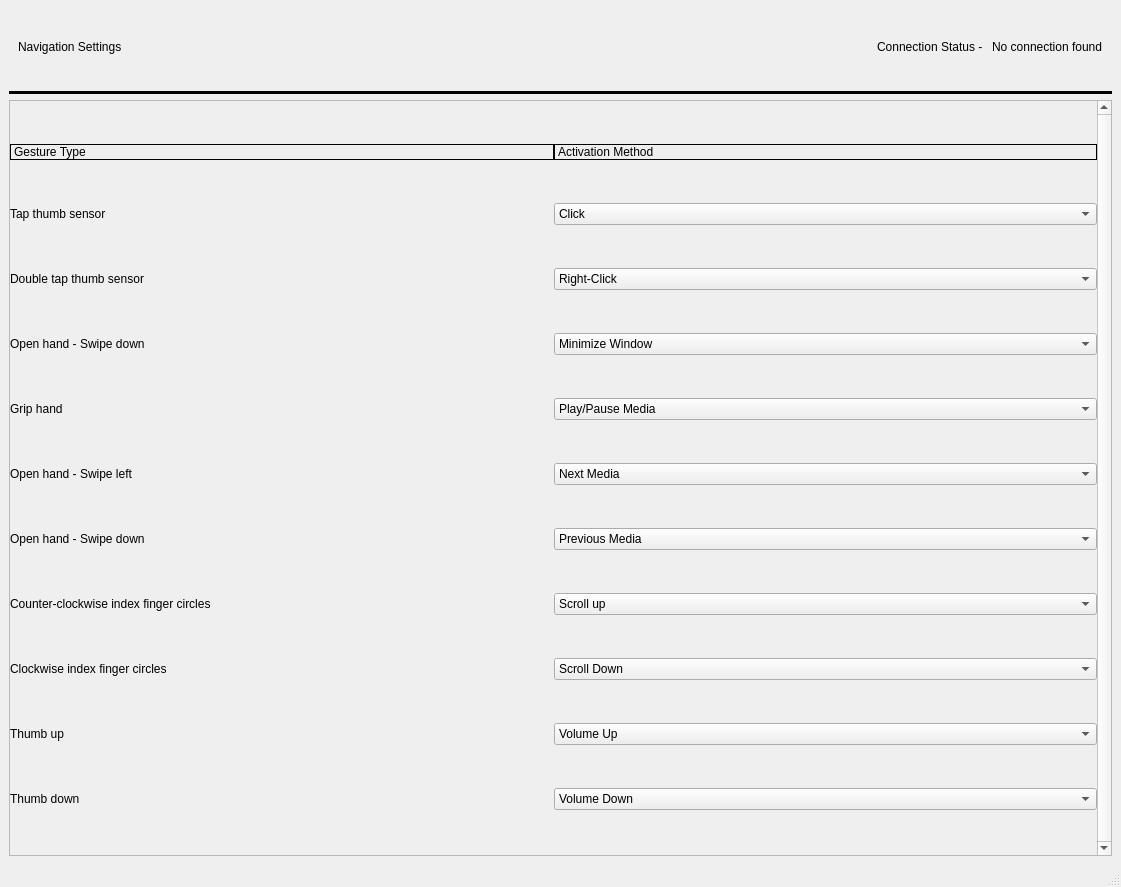
Ajk212/Senior-Design-Group-4, file Prototype_Settings.ui: the form before one commit.
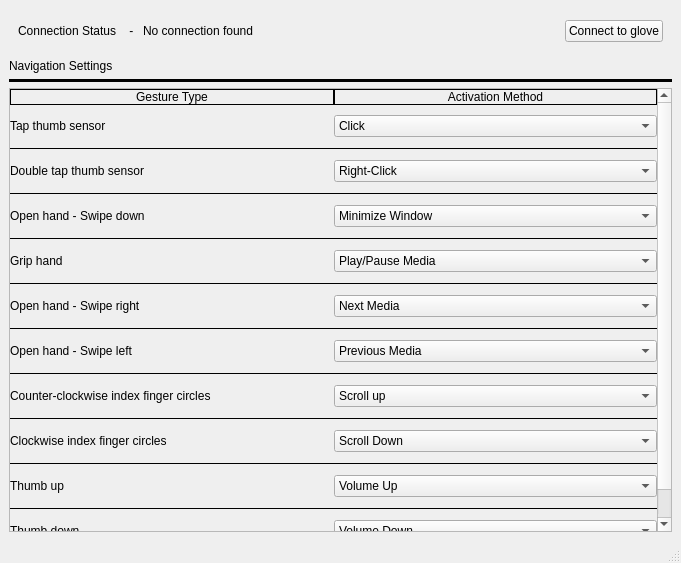
The form after the commit.

Commit message: Checkoff #1 Model and UI (Thumbs up/down)

What changed in the file:
```diff
--- a/Prototype_Settings.ui
+++ b/Prototype_Settings.ui
@@ -6,24 +6,40 @@
    <rect>
     <x>0</x>
     <y>0</y>
-    <width>1121</width>
-    <height>887</height>
+    <width>681</width>
+    <height>563</height>
    </rect>
   </property>
+  <property name="sizePolicy">
+   <sizepolicy hsizetype="Preferred" vsizetype="Preferred">
+    <horstretch>0</horstretch>
+    <verstretch>0</verstretch>
+   </sizepolicy>
+  </property>
   <property name="windowTitle">
-   <string>MainWindow</string>
+   <string>HandSense Configuration</string>
+  </property>
+  <property name="tabShape">
+   <enum>QTabWidget::Rounded</enum>
   </property>
   <widget class="QWidget" name="centralwidget">
-   <layout class="QVBoxLayout" name="verticalLayout_2" stretch="1,1,10">
+   <layout class="QVBoxLayout" name="verticalLayout_2" stretch="1,0,1,10">
     <item>
      <widget class="QWidget" name="widget" native="true">
       <layout class="QHBoxLayout" name="horizontalLayout_3">
        <item>
         <layout class="QHBoxLayout" name="horizontalLayout_2">
          <item>
-          <widget class="QLabel" name="label_7">
+          <widget class="QLabel" name="label_3">
            <property name="text">
-            <string>Navigation Settings</string>
+            <string>Connection Status    - </string>
+           </property>
+          </widget>
+         </item>
+         <item>
+          <widget class="QLabel" name="label">
+           <property name="text">
+            <string>No connection found</string>
            </property>
           </widget>
          </item>
@@ -41,16 +57,9 @@
           </spacer>
          </item>
          <item>
-          <widget class="QLabel" name="label_3">
+          <widget class="QPushButton" name="pushButton">
            <property name="text">
-            <string>Connection Status - </string>
-           </property>
-          </widget>
-         </item>
-         <item>
-          <widget class="QLabel" name="label">
-           <property name="text">
-            <string>No connection found</string>
+            <string>Connect to glove</string>
            </property>
           </widget>
          </item>
@@ -59,6 +68,13 @@
       </layout>
      </widget>
     </item>
+    <item>
+     <widget class="QLabel" name="label_7">
+      <property name="text">
+       <string>Navigation Settings</string>
+      </property>
+     </widget>
+    </item>
     <item>
      <widget class="Line" name="line">
       <property name="frameShadow">
@@ -97,10 +113,16 @@
         <rect>
          <x>0</x>
          <y>0</y>
-         <width>1084</width>
-         <height>737</height>
+         <width>644</width>
+         <height>462</height>
         </rect>
        </property>
+       <property name="sizePolicy">
+        <sizepolicy hsizetype="Preferred" vsizetype="Preferred">
+         <horstretch>0</horstretch>
+         <verstretch>0</verstretch>
+        </sizepolicy>
+       </property>
        <layout class="QGridLayout" name="gridLayout_3">
         <property name="leftMargin">
          <number>0</number>
@@ -114,18 +136,14 @@
         <property name="bottomMargin">
          <number>0</number>
         </property>
-        <property name="spacing">
+        <property name="horizontalSpacing">
          <number>0</number>
         </property>
-        <item row="2" column="0">
-         <widget class="QLabel" name="label_4">
-          <property name="text">
-           <string>Double tap thumb sensor</string>
-          </property>
-         </widget>
-        </item>
-        <item row="6" column="1">
-         <widget class="QComboBox" name="comboBox_6">
+        <property name="verticalSpacing">
+         <number>10</number>
+        </property>
+        <item row="11" column="1">
+         <widget class="QComboBox" name="openHand_swipeLeft_combo">
           <item>
            <property name="text">
             <string>Previous Media</string>
@@ -133,65 +151,16 @@
           </item>
          </widget>
         </item>
-        <item row="9" column="0">
-         <widget class="QLabel" name="label_12">
-          <property name="text">
-           <string>Thumb up</string>
+        <item row="12" column="0">
+         <widget class="Line" name="line_12">
+          <property name="frameShadow">
+           <enum>QFrame::Plain</enum>
           </property>
-         </widget>
-        </item>
-        <item row="2" column="1">
-         <widget class="QComboBox" name="comboBox_3">
-          <item>
-           <property name="text">
-            <string>Right-Click</string>
-           </property>
-          </item>
-         </widget>
-        </item>
-        <item row="9" column="1">
-         <widget class="QComboBox" name="comboBox_9">
-          <item>
-           <property name="text">
-            <string>Volume Up</string>
-           </property>
-          </item>
-         </widget>
-        </item>
-        <item row="7" column="1">
-         <widget class="QComboBox" name="comboBox_7">
-          <item>
-           <property name="text">
-            <string>Scroll up</string>
-           </property>
-          </item>
-         </widget>
-        </item>
-        <item row="3" column="1">
-         <widget class="QComboBox" name="comboBox">
-          <item>
-           <property name="text">
-            <string>Minimize Window</string>
-           </property>
-          </item>
-         </widget>
-        </item>
-        <item row="3" column="0">
-         <widget class="QLabel" name="label_6">
-          <property name="text">
-           <string>Open hand - Swipe down</string>
+          <property name="orientation">
+           <enum>Qt::Horizontal</enum>
           </property>
          </widget>
         </item>
-        <item row="4" column="1">
-         <widget class="QComboBox" name="comboBox_4">
-          <item>
-           <property name="text">
-            <string>Play/Pause Media</string>
-           </property>
-          </item>
-         </widget>
-        </item>
         <item row="0" column="0">
          <widget class="QLabel" name="label_14">
           <property name="sizePolicy">
@@ -206,48 +175,58 @@
           <property name="text">
            <string>Gesture Type</string>
           </property>
-         </widget>
-        </item>
-        <item row="1" column="0">
-         <widget class="QLabel" name="label_2">
-          <property name="frameShape">
-           <enum>QFrame::NoFrame</enum>
+          <property name="textFormat">
+           <enum>Qt::AutoText</enum>
           </property>
-          <property name="text">
-           <string>Tap thumb sensor</string>
+          <property name="alignment">
+           <set>Qt::AlignCenter</set>
           </property>
          </widget>
         </item>
-        <item row="5" column="0">
-         <widget class="QLabel" name="label_8">
-          <property name="text">
-           <string>Open hand - Swipe left</string>
-          </property>
+        <item row="9" column="1">
+         <widget class="QComboBox" name="openHand_swipeRight_combo">
+          <item>
+           <property name="text">
+            <string>Next Media</string>
+           </property>
+          </item>
          </widget>
         </item>
-        <item row="8" column="1">
-         <widget class="QComboBox" name="comboBox_8">
+        <item row="5" column="1">
+         <widget class="QComboBox" name="openHand_swipeDown_combo">
           <item>
            <property name="text">
-            <string>Scroll Down</string>
+            <string>Minimize Window</string>
            </property>
           </item>
          </widget>
         </item>
-        <item row="0" column="1">
-         <widget class="QLabel" name="label_15">
-          <property name="sizePolicy">
-           <sizepolicy hsizetype="Preferred" vsizetype="Fixed">
-            <horstretch>0</horstretch>
-            <verstretch>0</verstretch>
-           </sizepolicy>
+        <item row="4" column="0">
+         <widget class="Line" name="line_4">
+          <property name="frameShadow">
+           <enum>QFrame::Plain</enum>
           </property>
-          <property name="frameShape">
-           <enum>QFrame::Box</enum>
+          <property name="orientation">
+           <enum>Qt::Horizontal</enum>
           </property>
-          <property name="text">
-           <string>Activation Method</string>
-          </property>
+         </widget>
+        </item>
+        <item row="3" column="1">
+         <widget class="QComboBox" name="doubleTap_thumb_combo">
+          <item>
+           <property name="text">
+            <string>Right-Click</string>
+           </property>
+          </item>
+         </widget>
+        </item>
+        <item row="19" column="1">
+         <widget class="QComboBox" name="thumbsDown_combo">
+          <item>
+           <property name="text">
+            <string>Volume Down</string>
+           </property>
+          </item>
          </widget>
         </item>
         <item row="1" column="1">
@@ -259,58 +238,325 @@
           </item>
          </widget>
         </item>
-        <item row="6" column="0">
-         <widget class="QLabel" name="label_9">
-          <property name="text">
-           <string>Open hand - Swipe down</string>
+        <item row="2" column="1">
+         <widget class="Line" name="line_3">
+          <property name="frameShadow">
+           <enum>QFrame::Plain</enum>
+          </property>
+          <property name="orientation">
+           <enum>Qt::Horizontal</enum>
+          </property>
+         </widget>
+        </item>
+        <item row="8" column="1">
+         <widget class="Line" name="line_9">
+          <property name="frameShadow">
+           <enum>QFrame::Plain</enum>
+          </property>
+          <property name="orientation">
+           <enum>Qt::Horizontal</enum>
+          </property>
+         </widget>
+        </item>
+        <item row="16" column="0">
+         <widget class="Line" name="line_16">
+          <property name="frameShadow">
+           <enum>QFrame::Plain</enum>
+          </property>
+          <property name="orientation">
+           <enum>Qt::Horizontal</enum>
+          </property>
+         </widget>
+        </item>
+        <item row="14" column="0">
+         <widget class="Line" name="line_14">
+          <property name="frameShadow">
+           <enum>QFrame::Plain</enum>
+          </property>
+          <property name="orientation">
+           <enum>Qt::Horizontal</enum>
           </property>
          </widget>
         </item>
         <item row="7" column="0">
-         <widget class="QLabel" name="label_10">
-          <property name="text">
-           <string>Counter-clockwise index finger circles</string>
-          </property>
-         </widget>
-        </item>
-        <item row="4" column="0">
          <widget class="QLabel" name="label_5">
           <property name="text">
            <string>Grip hand</string>
           </property>
          </widget>
         </item>
-        <item row="5" column="1">
-         <widget class="QComboBox" name="comboBox_5">
+        <item row="11" column="0">
+         <widget class="QLabel" name="label_9">
+          <property name="text">
+           <string>Open hand - Swipe left</string>
+          </property>
+         </widget>
+        </item>
+        <item row="4" column="1">
+         <widget class="Line" name="line_5">
+          <property name="frameShadow">
+           <enum>QFrame::Plain</enum>
+          </property>
+          <property name="orientation">
+           <enum>Qt::Horizontal</enum>
+          </property>
+         </widget>
+        </item>
+        <item row="6" column="0">
+         <widget class="Line" name="line_6">
+          <property name="frameShadow">
+           <enum>QFrame::Plain</enum>
+          </property>
+          <property name="orientation">
+           <enum>Qt::Horizontal</enum>
+          </property>
+         </widget>
+        </item>
+        <item row="17" column="0">
+         <widget class="QLabel" name="label_12">
+          <property name="text">
+           <string>Thumb up</string>
+          </property>
+         </widget>
+        </item>
+        <item row="5" column="0">
+         <widget class="QLabel" name="label_6">
+          <property name="text">
+           <string>Open hand - Swipe down</string>
+          </property>
+         </widget>
+        </item>
+        <item row="12" column="1">
+         <widget class="Line" name="line_13">
+          <property name="frameShadow">
+           <enum>QFrame::Plain</enum>
+          </property>
+          <property name="orientation">
+           <enum>Qt::Horizontal</enum>
+          </property>
+         </widget>
+        </item>
+        <item row="15" column="1">
+         <widget class="QComboBox" name="CW_index_combo">
           <item>
            <property name="text">
-            <string>Next Media</string>
+            <string>Scroll Down</string>
            </property>
           </item>
          </widget>
         </item>
+        <item row="18" column="0">
+         <widget class="Line" name="line_18">
+          <property name="frameShadow">
+           <enum>QFrame::Plain</enum>
+          </property>
+          <property name="orientation">
+           <enum>Qt::Horizontal</enum>
+          </property>
+         </widget>
+        </item>
+        <item row="1" column="0">
+         <widget class="QLabel" name="label_2">
+          <property name="frameShape">
+           <enum>QFrame::NoFrame</enum>
+          </property>
+          <property name="text">
+           <string>Tap thumb sensor</string>
+          </property>
+         </widget>
+        </item>
+        <item row="10" column="0">
+         <widget class="Line" name="line_10">
+          <property name="frameShadow">
+           <enum>QFrame::Plain</enum>
+          </property>
+          <property name="orientation">
+           <enum>Qt::Horizontal</enum>
+          </property>
+         </widget>
+        </item>
         <item row="8" column="0">
+         <widget class="Line" name="line_8">
+          <property name="frameShadow">
+           <enum>QFrame::Plain</enum>
+          </property>
+          <property name="orientation">
+           <enum>Qt::Horizontal</enum>
+          </property>
+         </widget>
+        </item>
+        <item row="17" column="1">
+         <widget class="QComboBox" name="thumbsUp_combo">
+          <item>
+           <property name="text">
+            <string>Volume Up</string>
+           </property>
+          </item>
+         </widget>
+        </item>
+        <item row="16" column="1">
+         <widget class="Line" name="line_17">
+          <property name="frameShadow">
+           <enum>QFrame::Plain</enum>
+          </property>
+          <property name="orientation">
+           <enum>Qt::Horizontal</enum>
+          </property>
+         </widget>
+        </item>
+        <item row="10" column="1">
+         <widget class="Line" name="line_11">
+          <property name="frameShadow">
+           <enum>QFrame::Plain</enum>
+          </property>
+          <property name="orientation">
+           <enum>Qt::Horizontal</enum>
+          </property>
+         </widget>
+        </item>
+        <item row="6" column="1">
+         <widget class="Line" name="line_7">
+          <property name="frameShadow">
+           <enum>QFrame::Plain</enum>
+          </property>
+          <property name="orientation">
+           <enum>Qt::Horizontal</enum>
+          </property>
+         </widget>
+        </item>
+        <item row="3" column="0">
+         <widget class="QLabel" name="label_4">
+          <property name="text">
+           <string>Double tap thumb sensor</string>
+          </property>
+         </widget>
+        </item>
+        <item row="9" column="0">
+         <widget class="QLabel" name="label_8">
+          <property name="text">
+           <string>Open hand - Swipe right</string>
+          </property>
+         </widget>
+        </item>
+        <item row="18" column="1">
+         <widget class="Line" name="line_19">
+          <property name="frameShadow">
+           <enum>QFrame::Plain</enum>
+          </property>
+          <property name="orientation">
+           <enum>Qt::Horizontal</enum>
+          </property>
+         </widget>
+        </item>
+        <item row="15" column="0">
          <widget class="QLabel" name="label_11">
           <property name="text">
            <string>Clockwise index finger circles</string>
           </property>
          </widget>
         </item>
-        <item row="10" column="0">
+        <item row="7" column="1">
+         <widget class="QComboBox" name="grip_hand_combo">
+          <item>
+           <property name="text">
+            <string>Play/Pause Media</string>
+           </property>
+          </item>
+         </widget>
+        </item>
+        <item row="14" column="1">
+         <widget class="Line" name="line_15">
+          <property name="frameShadow">
+           <enum>QFrame::Plain</enum>
+          </property>
+          <property name="orientation">
+           <enum>Qt::Horizontal</enum>
+          </property>
+         </widget>
+        </item>
+        <item row="2" column="0">
+         <widget class="Line" name="line_2">
+          <property name="frameShadow">
+           <enum>QFrame::Plain</enum>
+          </property>
+          <property name="orientation">
+           <enum>Qt::Horizontal</enum>
+          </property>
+         </widget>
+        </item>
+        <item row="13" column="0">
+         <widget class="QLabel" name="label_10">
+          <property name="text">
+           <string>Counter-clockwise index finger circles</string>
+          </property>
+         </widget>
+        </item>
+        <item row="13" column="1">
+         <widget class="QComboBox" name="CCW_index_combo">
+          <item>
+           <property name="text">
+            <string>Scroll up</string>
+           </property>
+          </item>
+         </widget>
+        </item>
+        <item row="0" column="1">
+         <widget class="QLabel" name="label_15">
+          <property name="sizePolicy">
+           <sizepolicy hsizetype="Preferred" vsizetype="Fixed">
+            <horstretch>0</horstretch>
+            <verstretch>0</verstretch>
+           </sizepolicy>
+          </property>
+          <property name="frameShape">
+           <enum>QFrame::Box</enum>
+          </property>
+          <property name="text">
+           <string>Activation Method</string>
+          </property>
+          <property name="alignment">
+           <set>Qt::AlignCenter</set>
+          </property>
+         </widget>
+        </item>
+        <item row="19" column="0">
          <widget class="QLabel" name="label_13">
           <property name="text">
            <string>Thumb down</string>
           </property>
          </widget>
         </item>
-        <item row="10" column="1">
-         <widget class="QComboBox" name="comboBox_10">
-          <item>
-           <property name="text">
-            <string>Volume Down</string>
-           </property>
-          </item>
-         </widget>
+        <item row="20" column="0">
+         <spacer name="verticalSpacer">
+          <property name="orientation">
+           <enum>Qt::Vertical</enum>
+          </property>
+          <property name="sizeType">
+           <enum>QSizePolicy::Fixed</enum>
+          </property>
+          <property name="sizeHint" stdset="0">
+           <size>
+            <width>20</width>
+            <height>20</height>
+           </size>
+          </property>
+         </spacer>
+        </item>
+        <item row="20" column="1">
+         <spacer name="verticalSpacer_2">
+          <property name="orientation">
+           <enum>Qt::Vertical</enum>
+          </property>
+          <property name="sizeType">
+           <enum>QSizePolicy::Fixed</enum>
+          </property>
+          <property name="sizeHint" stdset="0">
+           <size>
+            <width>20</width>
+            <height>20</height>
+           </size>
+          </property>
+         </spacer>
         </item>
        </layout>
       </widget>
```
Left out of the diff: 12 changed lines with no effect on the pictures. The commit also changes 9 other files.
